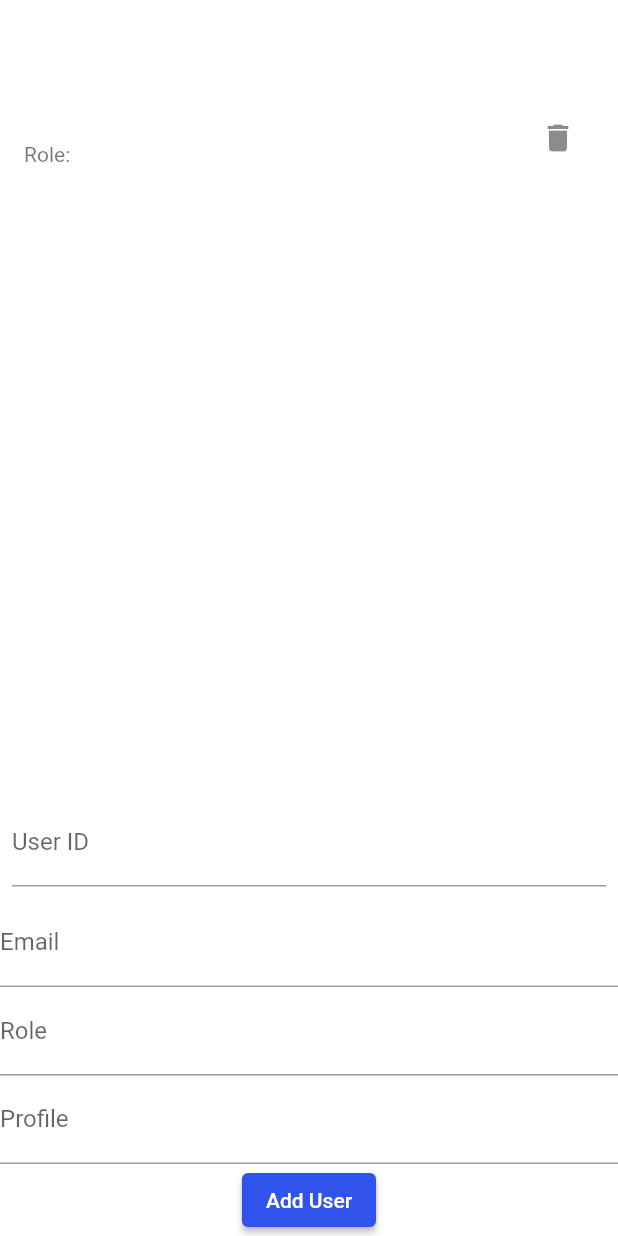
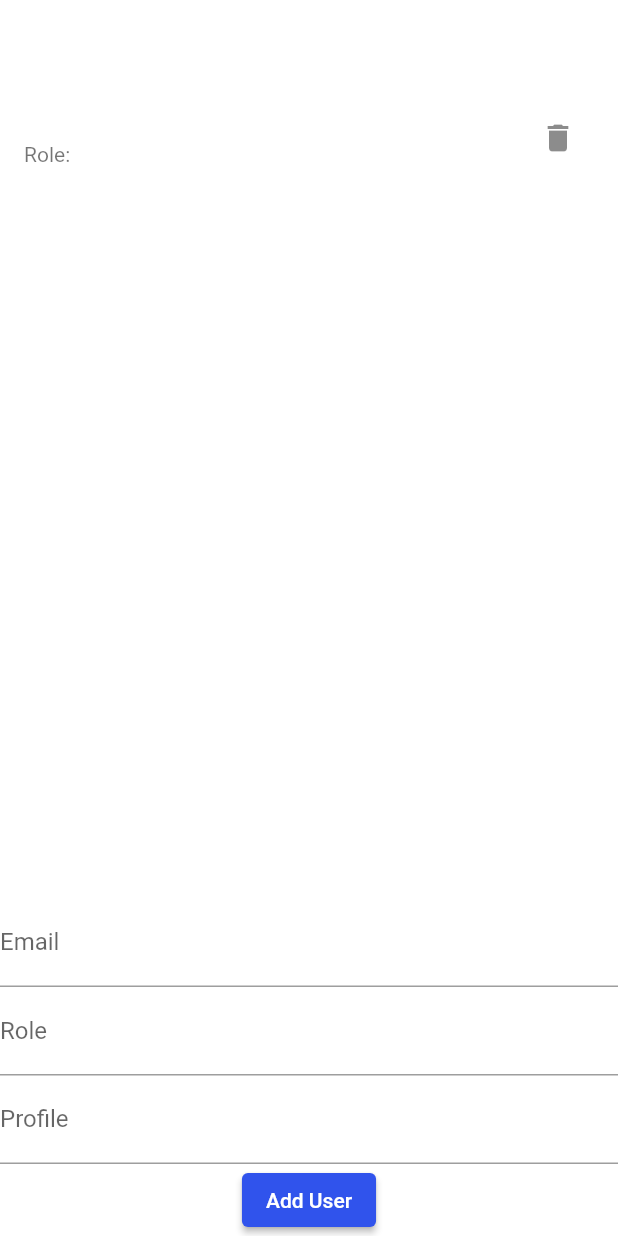
Before and after one commit to Mk-1000/KickOff-Dev, a Flutter app: the screen it shows after launch, after a tap on "Add User", on a phone screen of 412 x 824 dp. Run offline on Flutter 3.47's test engine with Material 2 defaults, Android fonts, the phone set to English and light mode, and no system bars; our stand-ins replace auto_size_text, bloc, cached_network_image, contained_tab_bar_view, firebase_auth, firebase_core and 8 more; accounts and stored records are empty.

Commit message:
Update TestUser to work better

```diff
--- a/lib/domain/entities/User.dart
+++ b/lib/domain/entities/User.dart
@@ -1,5 +1,7 @@
+import '../../utils/IDUtils.dart';
+
 class User {
-  final String _userId;
+  String _userId;
   final String _email;
   final String _role;
   final String _profile;
@@ -7,14 +9,13 @@ class User {
   int _updatedAt;
 
   User({
-    required String userId,
     required String email,
     required String role,
     required String profile,
-  })  : _userId = userId,
-        _email = email,
+  })  : _email = email,
         _role = role,
         _profile = profile,
+        _userId = IDUtils.generateUniqueId(),
         _createdAt = DateTime.now().millisecondsSinceEpoch,
         _updatedAt = DateTime.now().millisecondsSinceEpoch;
 
@@ -38,7 +39,6 @@ class User {
 
   factory User.fromJson(Map<String, dynamic> json) {
     return User(
-      userId: json['userId'] as String,
       email: json['email'] as String,
       role: json['role'] as String,
       profile: json['profile'] as String,
--- a/lib/presentation/testManager/user_ui_test.dart
+++ b/lib/presentation/testManager/user_ui_test.dart
@@ -1,5 +1,4 @@
 import 'package:flutter/material.dart';
-
 import '../../Managers/UserManager.dart';
 import '../../domain/entities/User.dart';
 
@@ -11,7 +10,6 @@ class TestUserPage extends StatefulWidget {
 class _UserPageState extends State<TestUserPage> {
   final UserManager _userManager =
       UserManager(); // Assuming UserManager is properly initialized
-  final TextEditingController _userIdController = TextEditingController();
   final TextEditingController _emailController = TextEditingController();
   final TextEditingController _roleController = TextEditingController();
   final TextEditingController _profileController = TextEditingController();
@@ -44,13 +42,6 @@ class _UserPageState extends State<TestUserPage> {
               },
             ),
           ),
-          Padding(
-            padding: const EdgeInsets.all(8.0),
-            child: TextField(
-              controller: _userIdController,
-              decoration: InputDecoration(labelText: 'User ID'),
-            ),
-          ),
           TextField(
             controller: _emailController,
             decoration: InputDecoration(labelText: 'Email'),
@@ -66,14 +57,12 @@ class _UserPageState extends State<TestUserPage> {
           ElevatedButton(
             onPressed: () {
               User newUser = User(
-                userId: _userIdController.text,
                 email: _emailController.text,
                 role: _roleController.text,
                 profile: _profileController.text,
               );
               _userManager.addUser(newUser).then((_) {
                 setState(() {
-                  _userIdController.clear();
                   _emailController.clear();
                   _roleController.clear();
                   _profileController.clear();
--- /dev/null
+++ b/lib/utils/IDUtils.dart
@@ -0,0 +1,9 @@
+import 'package:uuid/uuid.dart';
+
+class IDUtils {
+  static String generateUniqueId() {
+    var uuid = Uuid();
+    return uuid
+        .v4(); // Generates a version 4 UUID, which is based on random numbers.
+  }
+}
--- a/pubspec.yaml
+++ b/pubspec.yaml
@@ -54,6 +54,7 @@ dependencies:
   flutter_local_notifications: ^17.1.0
   mockito: ^5.4.0
   firebase_core: ^2.24.2
+  uuid: ^4.1.0
 
 dev_dependencies:
   flutter_test:
```
Also changed, not shown: pubspec.lock, 1 other file.
